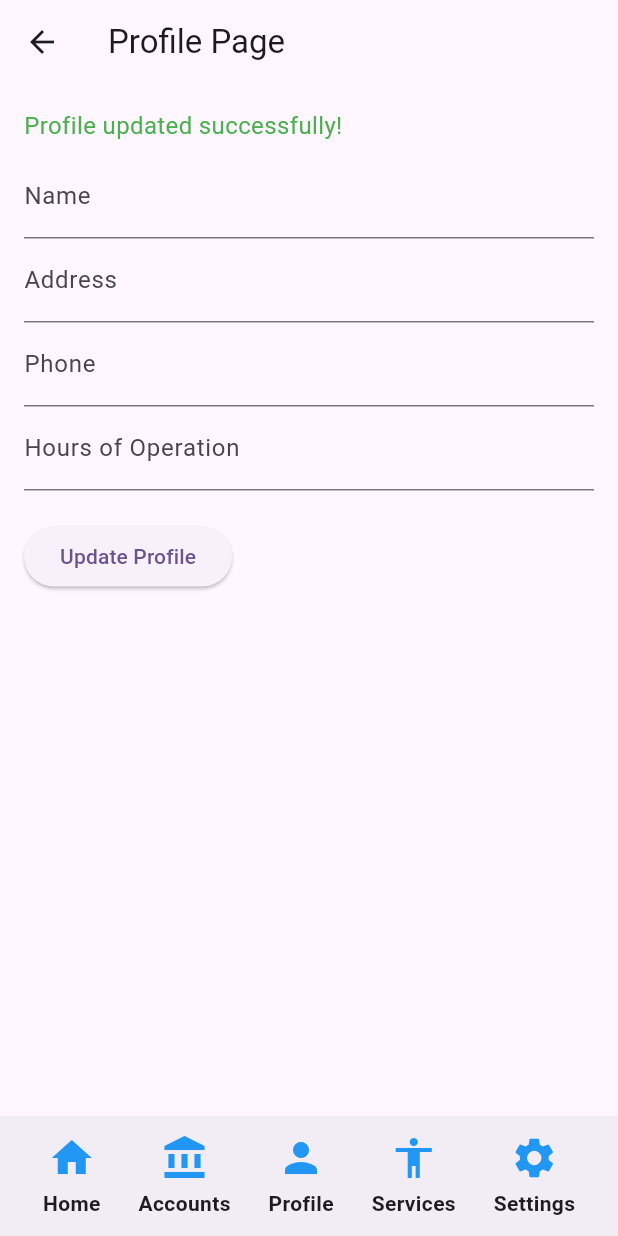
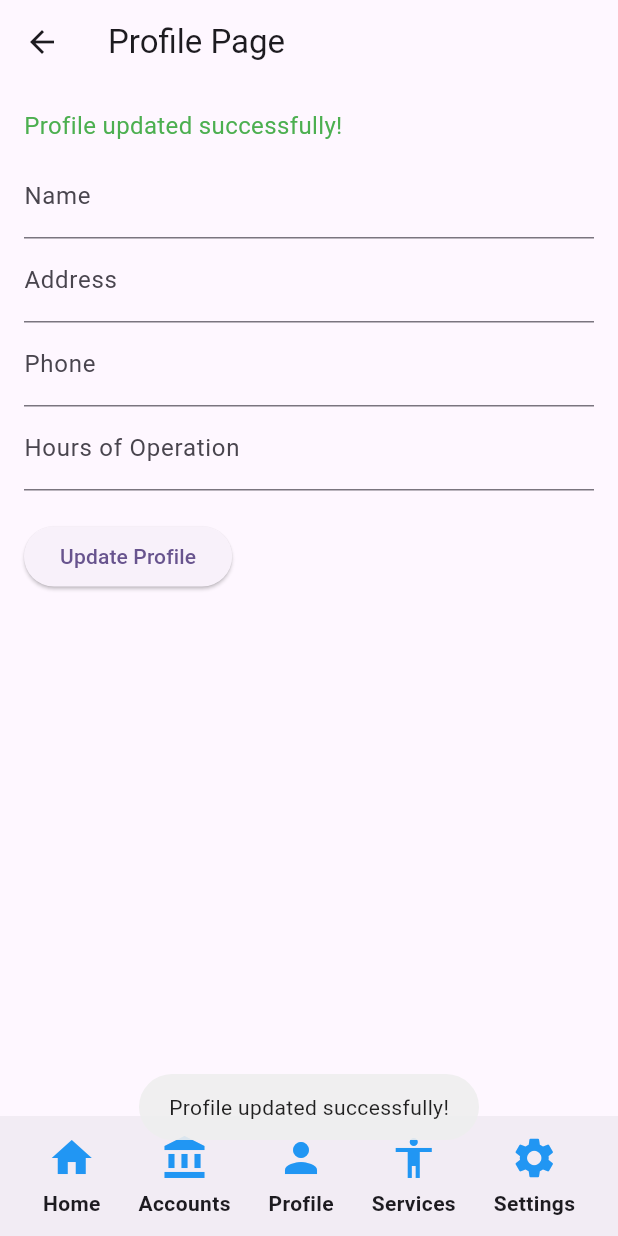
Before and after one commit to patternproject/growr-001, a Flutter app: the MainScaffold screen opened by its route, item 3 of the bottom bar chosen, after a tap on "Update Profile", on a phone screen of 412 x 824 dp. Run offline on Flutter 3.47's test engine with Material 3 defaults, Android fonts, the phone set to English and light mode, and no system bars; our stand-ins replace cloud_firestore, file_picker, firebase_auth, firebase_core, fluttertoast, google_sign_in and 1 more; accounts and stored records are empty; network calls fail.

Commit message:
The profile is correctly updating, no duplicate profile is creating on login for same email and the services are also working

```diff
--- a/lib/screens/profile.dart
+++ b/lib/screens/profile.dart
@@ -1,6 +1,7 @@
 import 'package:firebase_auth/firebase_auth.dart';
 import 'package:cloud_firestore/cloud_firestore.dart';
 import 'package:flutter/material.dart';
+import 'package:fluttertoast/fluttertoast.dart';  // Add this import for toast functionality
 
 class ProfilePage extends StatefulWidget {
   const ProfilePage({super.key, required this.title});
@@ -112,7 +113,22 @@ class _ProfilePageState extends State<ProfilePage> {
         'hours_of_operation': hoursController.text,
       });
 
-      // Show success message
+      // Show success message in a toast
+      Fluttertoast.showToast(
+        msg: "Profile updated successfully!",
+        toastLength: Toast.LENGTH_SHORT,
+        gravity: ToastGravity.BOTTOM,
+        timeInSecForIosWeb: 2,
+      );
+
+      // After showing the toast, navigate to the services screen after a brief delay
+      Future.delayed(Duration(seconds: 2), () {
+        if (mounted) {
+          // Navigate to services screen
+          Navigator.pushNamed(context, '/services');
+        }
+      });
+
       setState(() {
         successMessage = 'Profile updated successfully!';
         errorMessage = null;  // Clear previous error messages
@@ -124,6 +140,14 @@ class _ProfilePageState extends State<ProfilePage> {
         errorMessage = 'Error updating profile. Please try again later.';
         successMessage = null;  // Clear previous success messages
       });
+
+      // Show error message in a toast
+      Fluttertoast.showToast(
+        msg: "Error updating profile. Please try again later.",
+        toastLength: Toast.LENGTH_SHORT,
+        gravity: ToastGravity.BOTTOM,
+        timeInSecForIosWeb: 2,
+      );
     }
   }
 
--- /dev/null
+++ b/lib/settings.dart
@@ -0,0 +1,74 @@
+import 'package:flutter/material.dart';
+import 'package:package_info/package_info.dart';
+
+class SettingsScreen extends StatelessWidget {
+  const SettingsScreen({super.key});
+
+  // Function to get app info like version and build number
+  Future<String> _getAppInfo() async {
+    PackageInfo packageInfo = await PackageInfo.fromPlatform();
+    return packageInfo.version + " (" + packageInfo.buildNumber + ")";
+  }
+
+
+  @override
+  Widget build(BuildContext context) {
+    return Scaffold(
+      appBar: AppBar(
+        title: const Text("Settings"),
+      ),
+      body: Center(  // Center everything in the screen
+        child: Padding(
+          padding: const EdgeInsets.all(16.0),
+          child: Column(
+            mainAxisAlignment: MainAxisAlignment.center,  // Center content vertically
+            crossAxisAlignment: CrossAxisAlignment.center,  // Center content horizontally
+            children: [
+              // Application logo
+              Image.asset(
+                'assets/images/logo.png', // Ensure your app logo is in the assets folder
+                width: 150,
+                height: 150,
+              ),
+              const SizedBox(height: 20),
+
+              // Application name
+              const Text(
+                "GROWR",
+                style: TextStyle(
+                  fontSize: 24,
+                  fontWeight: FontWeight.bold,
+                ),
+              ),
+              const SizedBox(height: 10),
+
+              // Build number and version
+              FutureBuilder<String>(
+                future: _getAppInfo(),
+                builder: (context, snapshot) {
+                  if (snapshot.connectionState == ConnectionState.waiting) {
+                    return const CircularProgressIndicator();
+                  } else if (snapshot.hasError) {
+                    return const Text("Error fetching app info");
+                  } else {
+                    return Text(
+                      "Version: ${snapshot.data}",
+                      style: const TextStyle(fontSize: 16),
+                    );
+                  }
+                },
+              ),
+              const SizedBox(height: 20),
+
+              // Copyright message with current year
+              Text(
+                "© ${DateTime.now().year} GROWR. All rights reserved.",
+                style: const TextStyle(fontSize: 14, color: Colors.grey),
+              ),
+            ],
+          ),
+        ),
+      ),
+    );
+  }
+}
--- a/pubspec.yaml
+++ b/pubspec.yaml
@@ -30,6 +30,7 @@ environment:
 dependencies:
   flutter:
     sdk: flutter
+  fluttertoast: ^8.0.9
   file_picker: ^8.1.4
 #  google_sign_in: ^5.0.7
 #  firebase_auth: ^4.10.0
@@ -37,6 +38,7 @@ dependencies:
   google_sign_in: ^6.2.2
   firebase_auth: ^5.3.3
   firebase_core: ^3.8.0
+  package_info: ^2.0.0
 
 
 
@@ -48,6 +50,7 @@ dependencies:
   firebase_storage: ^12.3.6
   firebase_database: ^11.1.6
   firebase_app_installations: ^0.3.1+6
+
 
 dev_dependencies:
   flutter_test:
@@ -72,7 +75,8 @@ flutter:
   uses-material-design: true
 
   # To add assets to your application, add an assets section, like this:
-  # assets:
+  assets:
+    - assets/images/logo.png
   #   - images/a_dot_burr.jpeg
   #   - images/a_dot_ham.jpeg
 
```
Also changed, not shown: lib/main.dart (+8 -5 lines), lib/signin.dart (+107 -33 lines), assets/images/logo.png (added), assets/images/qr.png (added), pubspec.lock, 1 other file.
